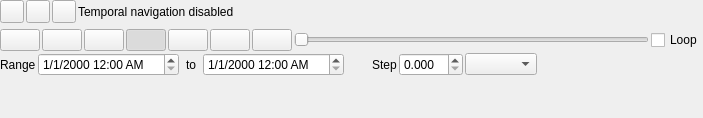
First picture: the form in src/ui/qgstemporalcontrollerwidgetbase.ui, repository carsmie/QGIS, before the edit.
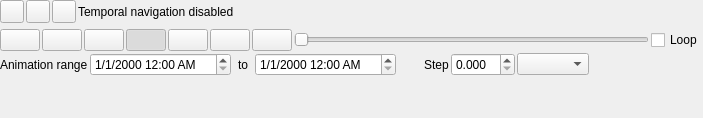
Second picture: the form after the edit. The open tabs and pages were chosen to show the change. Icons and pictures are not drawn. Custom widgets are drawn as their Qt base class.

Commit message:
Clarify labels in temporal controller
- Rename "frame" label as "current frame"
- Rename "range" as "Animation range"

An attempt to clarify what these two ranges mean and how they relate

Patch:
```diff
--- a/src/ui/qgstemporalcontrollerwidgetbase.ui
+++ b/src/ui/qgstemporalcontrollerwidgetbase.ui
@@ -426,7 +426,7 @@
          <item>
           <widget class="QLabel" name="mRangeLabel">
            <property name="text">
-            <string>Range</string>
+            <string>Animation range</string>
            </property>
           </widget>
          </item>
```
Left out of the diff: 2 changed lines with no effect on the pictures. The commit also changes 1 other file.
